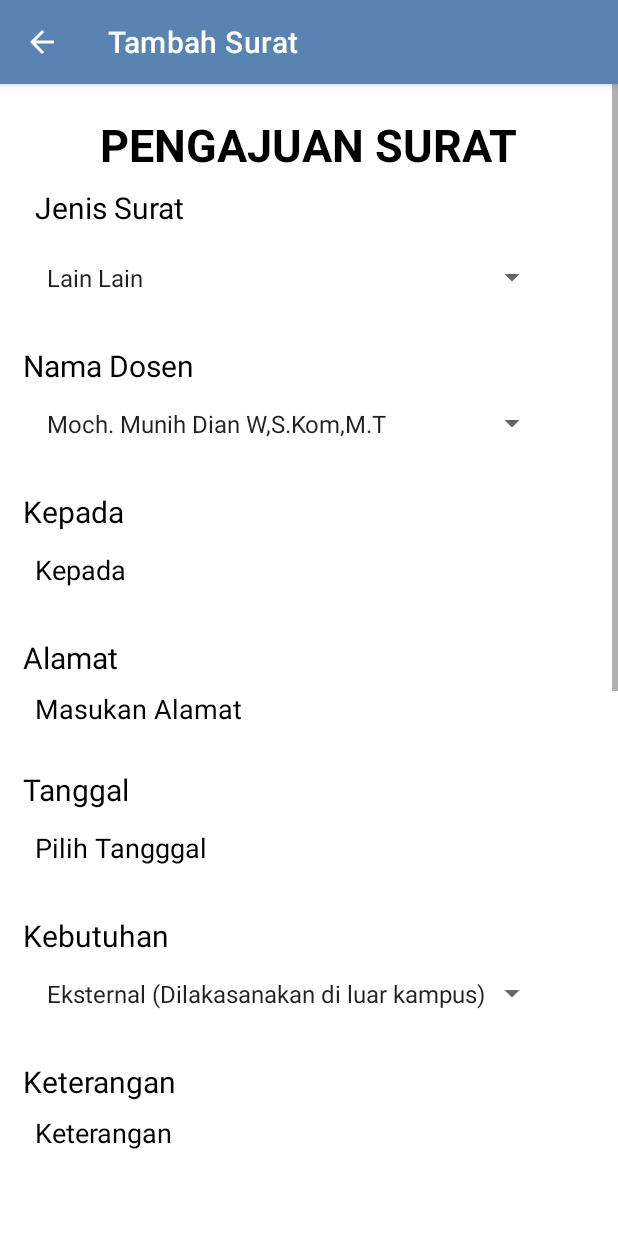
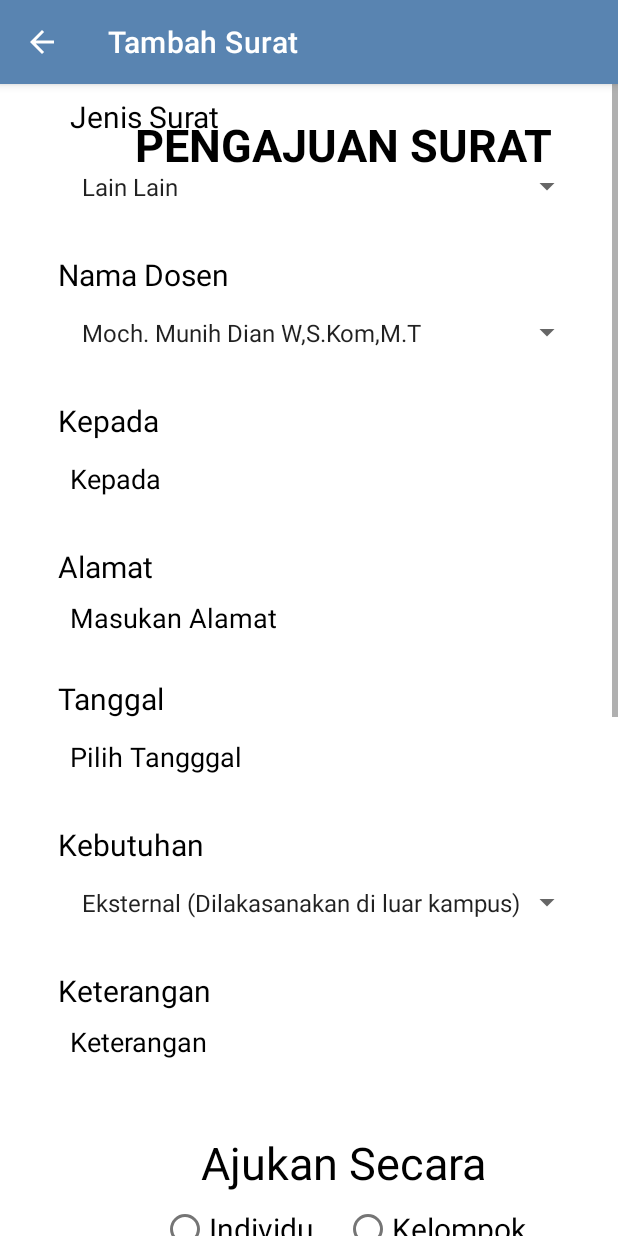
Before and after one commit to Project-Semester-4-JTI-Surat/jti-mobile, an Android app: the TambahSurat screen opened directly, with no data from a screen before it, on a phone screen of 412 x 824 dp. Run offline under Robolectric (Android 15) with nearby library versions, the phone set to English and light mode, and no system bars.

Commit message:
Pengerjaan Tambah Surat

```diff
--- a/app/src/main/java/com/example/projectsemester4/TambahSurat.java
+++ b/app/src/main/java/com/example/projectsemester4/TambahSurat.java
@@ -1,14 +1,76 @@
 package com.example.projectsemester4;
 import android.content.Intent;
 import android.os.Bundle;
+import android.view.MenuItem;
 import android.view.View;
+import android.widget.AdapterView;
+import android.widget.ArrayAdapter;
+import android.widget.EditText;
+import android.widget.Spinner;
+import android.widget.TextView;
 
 import androidx.appcompat.app.AppCompatActivity;
 
-public class TambahSurat extends AppCompatActivity {
+public class TambahSurat extends AppCompatActivity implements AdapterView.OnItemSelectedListener {
+    EditText kepada, alamat, tanggal;
+    Spinner spJenisSurat, spNamaDosen, kebutuhan;
+    TextView judulSurat, jsSurat, nmDosen, kpd, almt, tgl, kbth;
     protected void onCreate(Bundle savedInstanceState) {
         super.onCreate(savedInstanceState);
         setContentView(R.layout.tambah_surat);
         getSupportActionBar().setDisplayHomeAsUpEnabled(true);
+
+        kepada = findViewById(R.id.kepada);
+        alamat = findViewById(R.id.alamat);
+        tanggal = findViewById(R.id.tanggal);
+        spJenisSurat = findViewById(R.id.spJenisSurat);
+        spNamaDosen = findViewById(R.id.spNamaDosen);
+        kebutuhan = findViewById(R.id.kebutuhan);
+        judulSurat = findViewById(R.id.judulSurat);
+        jsSurat = findViewById(R.id.jsSurat);
+        nmDosen = findViewById(R.id.nmDosen);
+        kpd = findViewById(R.id.kpd);
+        almt = findViewById(R.id.almt);
+        tgl = findViewById(R.id.tgl);
+        kbth = findViewById(R.id.kbth);
+
+        ArrayAdapter<CharSequence> adapterJS = ArrayAdapter.createFromResource(this,
+                R.array.jenis_surat, android.R.layout.simple_spinner_item);
+        adapterJS.setDropDownViewResource(android.R.layout.simple_spinner_dropdown_item);
+        spJenisSurat.setAdapter(adapterJS);
+
+        ArrayAdapter<CharSequence> adapterND = ArrayAdapter.createFromResource(this,
+                R.array.nama_dosen, android.R.layout.simple_spinner_item);
+        adapterND.setDropDownViewResource(android.R.layout.simple_spinner_dropdown_item);
+        spNamaDosen.setAdapter(adapterND);
+
+        ArrayAdapter<CharSequence> adapterKebutuhan = ArrayAdapter.createFromResource(this,
+                R.array.kebutuhan, android.R.layout.simple_spinner_item);
+        adapterKebutuhan.setDropDownViewResource(android.R.layout.simple_spinner_dropdown_item);
+        kebutuhan.setAdapter(adapterKebutuhan);
+
+        spJenisSurat.setOnItemSelectedListener(this);
+        spNamaDosen.setOnItemSelectedListener(this);
+        kebutuhan.setOnItemSelectedListener(this);
+
+    }
+
+    @Override
+    public void onItemSelected(AdapterView<?> parent, View view, int position, long id) {
+        String item = parent.getItemAtPosition(position).toString();
+    }
+
+    @Override
+    public void onNothingSelected(AdapterView<?> parent) {
+
+    }
+
+    public boolean onOptionsItemSelected(MenuItem item) {
+        // Mengatur fungsi tombol back pada appbar
+        if (item.getItemId() == android.R.id.home) {
+            finish();
+            return true;
+        }
+        return super.onOptionsItemSelected(item);
     }
 }
--- a/app/src/main/java/com/example/projectsemester4/TampilanUbahProfil.java
+++ b/app/src/main/java/com/example/projectsemester4/TampilanUbahProfil.java
@@ -58,7 +58,7 @@ public class TampilanUbahProfil extends AppCompatActivity {
         if (!TextUtils.isEmpty(nim)) {
             LoginRequest loginRequest = new LoginRequest();
             loginRequest.setNim(nim);
-            Call<LoginResponse> loginResponseCall = ApiClient.getUserService().userLogin(loginRequest);
+            Call<LoginResponse> loginResponseCall = ApiClient.getUserService2().userLogin(loginRequest);
             loginResponseCall.enqueue(new Callback<LoginResponse>() {
                 @Override
                 public void onResponse(Call<LoginResponse> call, Response<LoginResponse> response) {
--- a/app/src/main/res/layout/tambah_surat.xml
+++ b/app/src/main/res/layout/tambah_surat.xml
@@ -12,20 +12,23 @@
     <RelativeLayout
         android:layout_width="match_parent"
         android:layout_height="wrap_content">
+
         <RelativeLayout
             android:id="@+id/relativeLayout"
             android:layout_width="match_parent"
-            android:layout_height="wrap_content">
+            android:layout_height="wrap_content"
+            android:gravity="center">
+
             <TextView
-                android:id="@+id/judukSurat"
+                android:id="@+id/judulSurat"
                 android:layout_width="wrap_content"
                 android:layout_height="wrap_content"
+                android:layout_centerHorizontal="true"
+                android:layout_marginTop="20dp"
                 android:text="PENGAJUAN SURAT"
+                android:textColor="@color/black"
                 android:textSize="30sp"
-                android:textStyle="bold"
-                android:textColor="@color/black"
-                android:layout_centerHorizontal="true"
-                android:layout_marginTop="20dp" />
+                android:textStyle="bold" />
 
             <TextView
                 android:id="@+id/jsSurat"
@@ -42,241 +45,249 @@
                 android:id="@+id/spJenisSurat"
                 android:layout_width="350dp"
                 android:layout_height="50dp"
+                android:layout_below="@+id/jsSurat"
                 android:layout_marginLeft="15dp"
-                android:layout_below="@+id/jsSurat"
                 android:entries="@array/jenis_surat"
-                android:padding="8dp"/>
+                android:padding="8dp"
+                />
 
             <TextView
                 android:id="@+id/nmDosen"
                 android:layout_width="wrap_content"
                 android:layout_height="wrap_content"
-                android:text="Nama Dosen"
-                android:textSize="20sp"
-                android:textColor="@color/black"
+                android:layout_below="@+id/spJenisSurat"
                 android:layout_marginLeft="15dp"
                 android:layout_marginTop="20dp"
-                android:layout_below="@+id/spJenisSurat"/>
+                android:text="Nama Dosen"
+                android:textColor="@color/black"
+                android:textSize="20sp" />
 
             <Spinner
-                android:id="@+id/namaDosen"
+                android:id="@+id/spNamaDosen"
                 android:layout_width="350dp"
                 android:layout_height="50dp"
-                android:padding="8dp"
+                android:layout_below="@+id/nmDosen"
                 android:layout_marginLeft="15dp"
                 android:entries="@array/nama_dosen"
-                android:layout_below="@+id/nmDosen"/>
+                android:padding="8dp" />
 
             <TextView
                 android:id="@+id/kpd"
                 android:layout_width="wrap_content"
                 android:layout_height="wrap_content"
-                android:text="Kepada"
-                android:textSize="20sp"
-                android:textColor="@color/black"
+                android:layout_below="@+id/spNamaDosen"
                 android:layout_marginLeft="15dp"
                 android:layout_marginTop="20dp"
-                android:layout_below="@+id/namaDosen"/>
+                android:text="Kepada"
+                android:textColor="@color/black"
+                android:textSize="20sp" />
 
             <EditText
                 android:id="@+id/kepada"
                 android:layout_width="350dp"
                 android:layout_height="50dp"
+                android:layout_below="@+id/kpd"
+                android:layout_marginLeft="15dp"
                 android:background="@drawable/kotak_form"
                 android:drawablePadding="8dp"
-                android:layout_marginLeft="15dp"
                 android:hint="Kepada"
                 android:padding="8dp"
                 android:textColor="@color/black"
                 android:textColorHighlight="@color/cardview_dark_background"
-                android:textColorHint="@color/black"
-                android:layout_below="@+id/kpd"/>
+                android:textColorHint="@color/black" />
 
             <TextView
                 android:id="@+id/almt"
                 android:layout_width="wrap_content"
                 android:layout_height="wrap_content"
-                android:text="Alamat"
-                android:textSize="20sp"
-                android:textColor="@color/black"
+                android:layout_below="@+id/kepada"
                 android:layout_marginLeft="15dp"
                 android:layout_marginTop="20dp"
-                android:layout_below="@+id/kepada"/>
+                android:text="Alamat"
+                android:textColor="@color/black"
+                android:textSize="20sp" />
 
             <EditText
                 android:id="@+id/alamat"
                 android:layout_width="350dp"
                 android:layout_height="wrap_content"
+                android:layout_below="@+id/almt"
+                android:layout_marginLeft="15dp"
                 android:background="@drawable/kotak_form"
                 android:drawablePadding="8dp"
                 android:hint="Masukan Alamat"
                 android:padding="8dp"
-                android:layout_marginLeft="15dp"
                 android:textColor="@color/black"
                 android:textColorHighlight="@color/cardview_dark_background"
-                android:textColorHint="@color/black"
-                android:layout_below="@+id/almt"/>
+                android:textColorHint="@color/black" />
 
             <TextView
                 android:id="@+id/tgl"
                 android:layout_width="wrap_content"
                 android:layout_height="wrap_content"
-                android:text="Tanggal"
-                android:textSize="20sp"
-                android:textColor="@color/black"
+                android:layout_below="@+id/alamat"
                 android:layout_marginLeft="15dp"
                 android:layout_marginTop="20dp"
-                android:layout_below="@+id/alamat"/>
+                android:text="Tanggal"
+                android:textColor="@color/black"
+                android:textSize="20sp" />
 
             <EditText
                 android:id="@+id/tanggal"
                 android:layout_width="350dp"
                 android:layout_height="50dp"
+                android:layout_below="@+id/tgl"
+                android:layout_marginLeft="15dp"
                 android:background="@drawable/kotak_form"
                 android:drawablePadding="8dp"
                 android:hint="Pilih Tangggal"
                 android:padding="8dp"
-                android:layout_marginLeft="15dp"
                 android:textColor="@color/black"
                 android:textColorHighlight="@color/cardview_dark_background"
                 android:textColorHint="@color/black"
-                android:layout_below="@+id/tgl"/>
+                android:inputType="date"
+                android:focusable="false"
+                android:focusableInTouchMode="false"/>
 
             <TextView
                 android:id="@+id/kbth"
                 android:layout_width="wrap_content"
                 android:layout_height="wrap_content"
+                android:layout_below="@+id/tanggal"
+                android:layout_marginLeft="15dp"
+                android:layout_marginTop="20dp"
                 android:text="Kebutuhan"
-                android:textSize="20sp"
                 android:textColor="@color/black"
-                android:layout_marginTop="20dp"
-                android:layout_marginLeft="15dp"
-                android:layout_below="@+id/tanggal"/>
+                android:textSize="20sp" />
 
             <Spinner
                 android:id="@+id/kebutuhan"
                 android:layout_width="350dp"
                 android:layout_height="50dp"
-                android:padding="8dp"
+                android:layout_below="@+id/kbth"
                 android:layout_marginLeft="15dp"
                 android:entries="@array/kebutuhan"
-                android:layout_below="@+id/kbth"/>
+                android:padding="8dp" />
 
             <TextView
                 android:id="@+id/txKeterangan"
                 android:layout_width="wrap_content"
                 android:layout_height="wrap_content"
+                android:layout_below="@+id/kebutuhan"
+                android:layout_marginLeft="15dp"
+                android:layout_marginTop="20dp"
                 android:text="Keterangan"
-                android:textSize="20sp"
                 android:textColor="@color/black"
-                android:layout_marginTop="20dp"
-                android:layout_marginLeft="15dp"
-                android:layout_below="@+id/kebutuhan"/>
+                android:textSize="20sp" />
 
             <EditText
                 android:id="@+id/keterangan"
                 android:layout_width="350dp"
                 android:layout_height="wrap_content"
+                android:layout_below="@+id/txKeterangan"
+                android:layout_marginLeft="15dp"
                 android:background="@drawable/kotak_form"
                 android:drawablePadding="8dp"
                 android:hint="Keterangan"
                 android:padding="8dp"
-                android:layout_marginLeft="15dp"
                 android:textColor="@color/black"
                 android:textColorHighlight="@color/cardview_dark_background"
-                android:textColorHint="@color/black"
-                android:layout_below="@+id/txKeterangan"/>
+                android:textColorHint="@color/black" />
 
             <TextView
                 android:id="@+id/ajukan"
                 android:layout_width="wrap_content"
                 android:layout_height="wrap_content"
+                android:layout_below="@+id/keterangan"
+                android:layout_centerHorizontal="true"
                 android:layout_marginTop="40dp"
-                android:layout_centerHorizontal="true"
                 android:text="Ajukan Secara"
                 android:textColor="@color/black"
-                android:textSize="30sp"
-                android:layout_below="@+id/keterangan"/>
+                android:textSize="30sp" />
 
             <RadioGroup
                 android:id="@+id/pilihan"
                 android:layout_width="wrap_content"
                 android:layout_height="wrap_content"
-                android:orientation="horizontal"
+                android:layout_below="@+id/ajukan"
                 android:layout_centerHorizontal="true"
-                android:layout_below="@+id/ajukan">
+                android:orientation="horizontal">
+
                 <RadioButton
                     android:id="@+id/pilihan1"
                     android:layout_width="wrap_content"
                     android:layout_height="wrap_content"
                     android:text="Individu"
-                    android:textSize="20sp"/>
+                    android:textSize="20sp"
+                    android:textColor="@color/black"/>
+
                 <RadioButton
                     android:id="@+id/pilihan2"
                     android:layout_width="wrap_content"
                     android:layout_height="wrap_content"
+                    android:layout_marginLeft="20dp"
                     android:text="Kelompok"
                     android:textSize="20sp"
-                    android:layout_marginLeft="20dp"/>
+                    android:textColor="@color/black"/>
             </RadioGroup>
 
             <TextView
                 android:id="@+id/anggotaKe"
                 android:layout_width="wrap_content"
                 android:layout_height="wrap_content"
+                android:layout_below="@+id/pilihan"
+                android:layout_marginLeft="15dp"
                 android:layout_marginTop="10dp"
-                android:layout_marginLeft="15dp"
                 android:text="Anggota Ke-1"
                 android:textColor="@color/black"
-                android:textSize="30sp"
-                android:layout_below="@+id/pilihan"/>
+                android:textSize="30sp" />
 
             <TextView
                 android:id="@+id/txNim"
                 android:layout_width="wrap_content"
                 android:layout_height="wrap_content"
+                android:layout_below="@+id/anggotaKe"
+                android:layout_marginLeft="15dp"
+                android:layout_marginTop="20dp"
                 android:text="Nim"
-                android:textSize="20sp"
                 android:textColor="@color/black"
-                android:layout_marginTop="20dp"
-                android:layout_marginLeft="15dp"
-                android:layout_below="@+id/anggotaKe"/>
+                android:textSize="20sp" />
 
             <EditText
                 android:id="@+id/nimAnggota"
                 android:layout_width="350dp"
                 android:layout_height="50dp"
+                android:layout_below="@+id/txNim"
+                android:layout_marginLeft="15dp"
                 android:background="@drawable/kotak_form"
                 android:drawablePadding="8dp"
                 android:hint="Massukan Nim"
                 android:padding="8dp"
-                android:layout_marginLeft="15dp"
                 android:textColor="@color/black"
                 android:textColorHighlight="@color/cardview_dark_background"
-                android:textColorHint="@color/black"
-                android:layout_below="@+id/txNim"/>
+                android:textColorHint="@color/black" />
 
             <TextView
                 android:id="@+id/txNamaAnggota"
                 android:layout_width="wrap_content"
                 android:layout_height="wrap_content"
+                android:layout_below="@+id/nimAnggota"
+                android:layout_marginLeft="15dp"
+                android:layout_marginTop="20dp"
                 android:text="Nama Anggota"
-                android:textSize="20sp"
                 android:textColor="@color/black"
-                android:layout_marginTop="20dp"
-                android:layout_marginLeft="15dp"
-                android:layout_below="@+id/nimAnggota"/>
+                android:textSize="20sp" />
 
             <EditText
                 android:id="@+id/namaAnggota"
                 android:layout_width="350dp"
                 android:layout_height="50dp"
                 android:layout_below="@+id/txNamaAnggota"
+                android:layout_marginLeft="15dp"
                 android:background="@drawable/kotak_form"
                 android:drawablePadding="8dp"
                 android:hint="Msukan Nama"
                 android:padding="8dp"
-                android:layout_marginLeft="15dp"
                 android:textColor="@color/black"
                 android:textColorHighlight="@color/cardview_dark_background"
                 android:textColorHint="@color/black" />
@@ -285,43 +296,43 @@
                 android:id="@+id/txProdi"
                 android:layout_width="wrap_content"
                 android:layout_height="wrap_content"
+                android:layout_below="@+id/namaAnggota"
+                android:layout_marginLeft="15dp"
+                android:layout_marginTop="20dp"
                 android:text="Prodi"
-                android:textSize="20sp"
                 android:textColor="@color/black"
-                android:layout_marginTop="20dp"
-                android:layout_marginLeft="15dp"
-                android:layout_below="@+id/namaAnggota"/>
+                android:textSize="20sp" />
 
             <Spinner
                 android:id="@+id/prodiAnggota"
                 android:layout_width="350dp"
                 android:layout_height="50dp"
-                android:padding="8dp"
+                android:layout_below="@+id/txProdi"
                 android:layout_marginLeft="15dp"
                 android:entries="@array/prodi"
-                android:layout_below="@+id/txProdi"/>
+                android:padding="8dp" />
 
             <TextView
                 android:id="@+id/txTlpAnggota"
                 android:layout_width="wrap_content"
                 android:layout_height="wrap_content"
+                android:layout_below="@+id/prodiAnggota"
+                android:layout_marginLeft="15dp"
+                android:layout_marginTop="20dp"
                 android:text="No Tlp"
-                android:textSize="20sp"
                 android:textColor="@color/black"
-                android:layout_marginTop="20dp"
-                android:layout_marginLeft="15dp"
-                android:layout_below="@+id/prodiAnggota"/>
+                android:textSize="20sp" />
 
             <EditText
                 android:id="@+id/tlpAnggota"
                 android:layout_width="350dp"
                 android:layout_height="50dp"
                 android:layout_below="@+id/txTlpAnggota"
+                android:layout_marginLeft="15dp"
                 android:background="@drawable/kotak_form"
                 android:drawablePadding="8dp"
                 android:hint="No Telp"
                 android:padding="8dp"
-                android:layout_marginLeft="15dp"
                 android:textColor="@color/black"
                 android:textColorHighlight="@color/cardview_dark_background"
                 android:textColorHint="@color/black" />
@@ -330,6 +341,7 @@
                 android:id="@+id/tambahAnggotaButton"
                 android:layout_width="wrap_content"
                 android:layout_height="60dp"
+                android:layout_below="@+id/tlpAnggota"
                 android:layout_centerHorizontal="true"
                 android:layout_gravity="center"
                 android:layout_marginTop="20dp"
@@ -337,8 +349,7 @@
                 android:text="Tambah Anggota"
                 android:textColor="@color/white"
                 android:textSize="18sp"
-                app:cornerRadius="20dp"
-                android:layout_below="@+id/tlpAnggota"/>
+                app:cornerRadius="20dp" />
 
         </RelativeLayout>
 
```
Also changed, not shown: app/src/main/java/com/example/projectsemester4/Keys/ApiClient.java (+10 -1 lines), app/src/main/java/com/example/projectsemester4/Keys/SuratInsert.java (added, +10 -0 lines), app/src/main/java/com/example/projectsemester4/Keys/SuratRequest.java (added, +113 -0 lines), app/src/main/java/com/example/projectsemester4/Keys/UserService2.java (added, +10 -0 lines).
